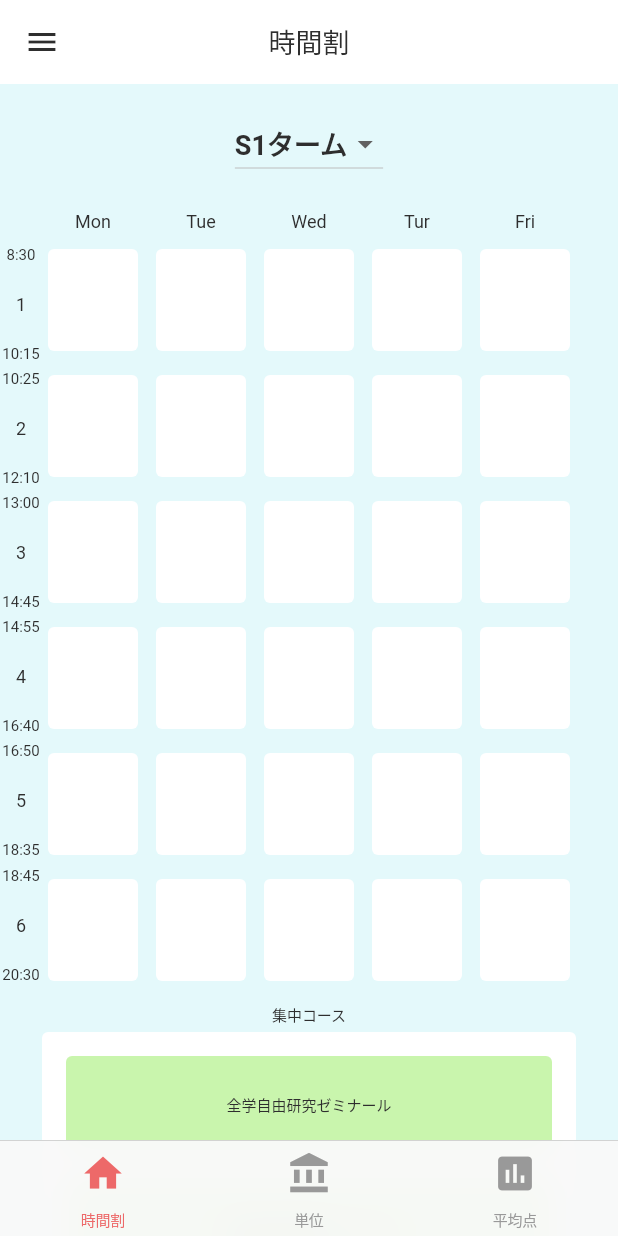
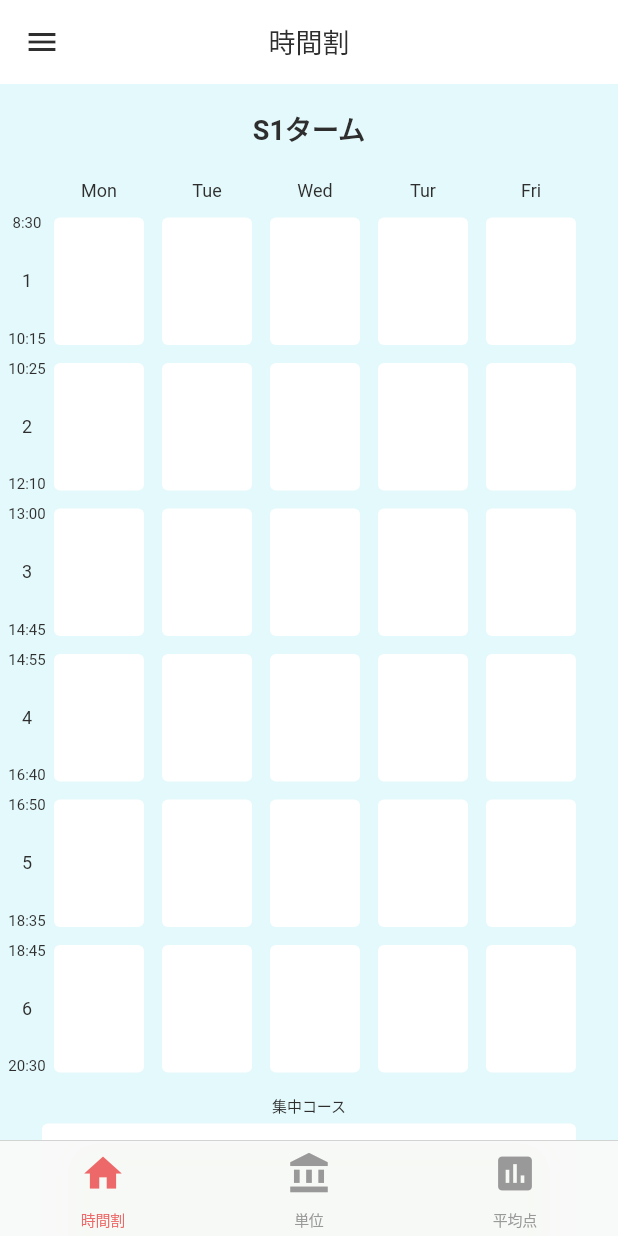
Before and after one commit to kaorulego5x/UTime, a Flutter app: the screen it shows after launch, on a phone screen of 412 x 824 dp. Run offline on Flutter 3.47's test engine with Material 2 defaults, Android fonts, the phone set to English and light mode, and no system bars; Roboto replaces fonts that are missing (Noto Sans JP).

Commit message:
change ui size

```diff
--- a/lib/status_dialog.dart
+++ b/lib/status_dialog.dart
@@ -33,7 +33,7 @@ class StatusDialog {
                         color: UtimeColors.backgroundColor),
                     alignment: Alignment.center,
                     child: const Text(
-                      'ステータス',
+                      '科類選択',
                       style: TextStyle(
                         fontSize: 18,
                         color: UtimeColors.textColor,
--- a/lib/timetables.dart
+++ b/lib/timetables.dart
@@ -14,9 +14,12 @@ class _TimeTablesState extends State<TimeTables> {
   //表示しているターム
   var _term = '';
 
-  //コマのサイズ
+  //サイズ
+  var screenHeight;
+  var screenWidth;
   var classHeight;
   var classWidth;
+  var intensiveCourseWidth;
 
   //ドロップダウンボタンで使うやつ
   String? _SelectedKey = null;
@@ -30,18 +33,18 @@ class _TimeTablesState extends State<TimeTables> {
     final double screenWidth = MediaQuery.of(context).size.width;
 
     //サイズ用の変数
-    classHeight = 68.0; //1コマの高さ
+    classHeight =
+        (screenHeight - appBarHeight - 64 - 50 - 60 - 24 - 60) / 6; //1コマの高さ
     classWidth = (screenWidth - 64 - 48) / 5; //1コマの横幅
+    intensiveCourseWidth = screenWidth - 36 - 28 - 32;
 
     return Scaffold(
+      drawer: Drawer(
+        child: _onMenuButtonTapped(),
+      ),
       appBar: AppBar(
-        leading: IconButton(
-          icon: const Icon(
-            Icons.menu,
+        iconTheme: const IconThemeData(
           color: UtimeColors.textColor,
-          ),
-          //↓なんかこれ上手くいかないです、直せる方お願いします
-          onPressed: () => _onMenuButtonTapped(),
         ),
         centerTitle: true,
         title: const Text(
@@ -54,9 +57,6 @@ class _TimeTablesState extends State<TimeTables> {
         backgroundColor: UtimeColors.white,
         elevation: 0.0,
       ),
-      drawer: Drawer(
-        child: _onMenuButtonTapped(),
-      ),
       body: SingleChildScrollView(
         child: Container(
           color: UtimeColors.backgroundColor,
@@ -64,36 +64,13 @@ class _TimeTablesState extends State<TimeTables> {
             child: Column(
               children: [
                 //ターム
-                Container(
-                  padding: const EdgeInsets.all(16.0),
-                  child: DropdownButton<dynamic>(
-                    hint: const Text('S1ターム',
-                        textAlign: TextAlign.center,
-                        style: TextStyle(
-                          fontSize: 18,
-                          fontWeight: FontWeight.bold,
-                          color: UtimeColors.textColor,
-                        )),
-                    items: [
-                      _dropdownMenuItem('S1'),
-                      _dropdownMenuItem('S2'),
-                      _dropdownMenuItem('A1'),
-                      _dropdownMenuItem('A2'),
-                    ],
-                    value: _SelectedKey,
-                    onChanged: (value) {
-                      setState(() {
-                        _SelectedKey = value ?? 'A';
-                      });
-                    },
-                  ),
-                ),
+                _showPeriod('S1ターム'),
                 //曜日
                 Container(
-                  width: double.infinity,
+                  width: screenWidth,
                   height: 24,
                   margin: const EdgeInsets.only(
-                      left: 32.0, right: 32.0, bottom: 4.0),
+                      left: 36.0, right: 28.0, bottom: 4.0),
                   child: Row(
                     children: [
                       _day('Mon'),
@@ -112,32 +89,32 @@ class _TimeTablesState extends State<TimeTables> {
                 Row(
                   children: [
                     //時間
-                    SizedBox(
+                    Container(
                       width: 28,
-                      height: 492,
+                      margin: const EdgeInsets.only(left: 4),
                       child: Center(
                         child: Column(
                           children: [
                             _time('8:30'),
                             _periodNumber('1'),
                             _time('10:15'),
-                            const Spacer(),
+                            const SizedBox(height: 8, child: Spacer()),
                             _time('10:25'),
                             _periodNumber('2'),
                             _time('12:10'),
-                            const Spacer(),
+                            const SizedBox(height: 8, child: Spacer()),
                             _time('13:00'),
                             _periodNumber('3'),
                             _time('14:45'),
-                            const Spacer(),
+                            const SizedBox(height: 8, child: Spacer()),
                             _time('14:55'),
                             _periodNumber('4'),
                             _time('16:40'),
-                            const Spacer(),
+                            const SizedBox(height: 8, child: Spacer()),
                             _time('16:50'),
                             _periodNumber('5'),
                             _time('18:35'),
-                            const Spacer(),
+                            const SizedBox(height: 8, child: Spacer()),
                             _time('18:45'),
                             _periodNumber('6'),
                             _time('20:30'),
@@ -146,26 +123,23 @@ class _TimeTablesState extends State<TimeTables> {
                       ),
                     ),
                     //コマ
-                    Expanded(
-                      child: Container(
-                        width: double.infinity,
-                        height: 492,
-                        margin: const EdgeInsets.only(left: 4.0, right: 32.0),
+                    Container(
+                      width: screenWidth - 64,
+                      margin: const EdgeInsets.only(left: 4.0, right: 28.0),
                       child: Column(
                         children: [
-                            _period(),
+                          _period('1'),
                           const SizedBox(height: 12, child: Spacer()),
-                            _period(),
+                          _period('2'),
                           const SizedBox(height: 12, child: Spacer()),
-                            _period(),
+                          _period('3'),
                           const SizedBox(height: 12, child: Spacer()),
-                            _period(),
+                          _period('4'),
                           const SizedBox(height: 12, child: Spacer()),
-                            _period(),
+                          _period('5'),
                           const SizedBox(height: 12, child: Spacer()),
-                            _period(),
+                          _period('6'),
                         ],
-                        ),
                       ),
                     )
                   ],
@@ -189,21 +163,21 @@ class _TimeTablesState extends State<TimeTables> {
                           ),
                         ),
                       ),
-                      Expanded(
-                        child: Container(
-                          width: double.infinity,
-                          margin:
-                              const EdgeInsets.only(left: 28.0, right: 28.0),
+                      Container(
+                        width: screenWidth,
+                        height: 300,
+                        margin: const EdgeInsets.only(
+                            left: 28.0, right: 28.0, bottom: 72),
+                        padding: const EdgeInsets.only(bottom: 16),
                         decoration: BoxDecoration(
                           color: UtimeColors.white,
                           borderRadius: BorderRadius.circular(4),
                         ),
                         child: Column(
                           children: [
-                              _intensiveCourse(),
-                              _intensiveCourse(),
+                            _intensiveCourse('全学自由研究ゼミナール'),
+                            _intensiveCourse('全学自由研究ゼミナール'),
                           ],
-                          ),
                         ),
                       )
                     ],
@@ -217,18 +191,29 @@ class _TimeTablesState extends State<TimeTables> {
     );
   }
 
-  //曜日のウィジェット（横幅infinity）
-  Expanded _day(String day) {
-    return (Expanded(
-      child: SizedBox(
-        width: double.infinity,
+  //タームを表示
+  Container _showPeriod(String period) {
+    return Container(
+        padding: const EdgeInsets.all(16.0),
+        child: Text(period,
+            textAlign: TextAlign.center,
+            style: const TextStyle(
+              fontSize: 18,
+              fontWeight: FontWeight.bold,
+              color: UtimeColors.textColor,
+            )));
+  }
+
+  //曜日のウィジェット
+  SizedBox _day(String day) {
+    return (SizedBox(
+      width: classWidth,
       child: Text(
         day,
         textAlign: TextAlign.center,
         style: const TextStyle(
           fontSize: 12,
           color: UtimeColors.textColor,
-          ),
         ),
       ),
     ));
@@ -250,7 +235,7 @@ class _TimeTablesState extends State<TimeTables> {
   Container _periodNumber(String period) {
     return (Container(
       width: 24,
-      height: 54,
+      height: classHeight - 20,
       alignment: Alignment.center,
       child: Text(
         period,
@@ -263,9 +248,8 @@ class _TimeTablesState extends State<TimeTables> {
   }
 
   //1コマのウィジェット
-  Expanded _createLecture() {
-    return (Expanded(
-      child: SizedBox(
+  SizedBox _createLecture(String day, String period) {
+    return (SizedBox(
       width: classWidth,
       height: classHeight,
       child: ElevatedButton(
@@ -283,47 +267,42 @@ class _TimeTablesState extends State<TimeTables> {
         onPressed: () {
           LectureDialog(
             context,
-            ).showLectureDialog();
+          ).showLectureDialog(day, period);
         },
-        ),
       ),
     ));
   }
 
   //コマを何限かによって行でまとめたウィジェット
-  Expanded _period() {
-    return (Expanded(
-      child: SizedBox(
-        width: double.infinity,
-        height: 68,
+  SizedBox _period(String period) {
+    return (SizedBox(
       child: Row(
         children: [
-            _createLecture(),
+          _createLecture('Mon', period),
           const SizedBox(width: 12, child: Spacer()),
-            _createLecture(),
+          _createLecture('Tue', period),
           const SizedBox(width: 12, child: Spacer()),
-            _createLecture(),
+          _createLecture('Wed', period),
           const SizedBox(width: 12, child: Spacer()),
-            _createLecture(),
+          _createLecture('Tur', period),
           const SizedBox(width: 12, child: Spacer()),
-            _createLecture(),
+          _createLecture('Fri', period),
         ],
-        ),
       ),
     ));
   }
 
   //集中コースの授業のウィジェット
-  Expanded _intensiveCourse() {
+  Expanded _intensiveCourse(String title) {
     return Expanded(
       child: (Container(
-        width: double.infinity,
+        width: intensiveCourseWidth,
         height: 32,
         margin: const EdgeInsets.only(top: 16.0, left: 16.0, right: 16.0),
         child: ElevatedButton(
-          child: const Text(
-            '全学自由研究ゼミナール',
-            style: TextStyle(
+          child: Text(
+            title,
+            style: const TextStyle(
               fontSize: 10,
               color: UtimeColors.textColor,
             ),
@@ -335,7 +314,7 @@ class _TimeTablesState extends State<TimeTables> {
           onPressed: () {
             LectureDialog(
               context,
-            ).showLectureDialog();
+            ).showLectureDialog('intensive', '');
           },
         ),
       )),
@@ -347,6 +326,7 @@ class _TimeTablesState extends State<TimeTables> {
     return (ListView(children: <Widget>[
       const SizedBox(
         height: 64,
+        width: 160,
         child: DrawerHeader(
           child: Text(
             'UTime',
--- a/lib/utime_colors.dart
+++ b/lib/utime_colors.dart
@@ -16,6 +16,8 @@ class UtimeColors {
   //文字の色
   //black80%
   static const textColor = Color(0xFF2E2E2E);
+  //black50%
+  static const lightTextColor = Color(0xFF808080);
 
   //科目区分
   //必修
```
Also changed, not shown: lib/credits_number.dart (+34 -10 lines), lib/lecture_dialog.dart (+115 -147 lines). Lines whose indentation alone changed are shown as unchanged.
